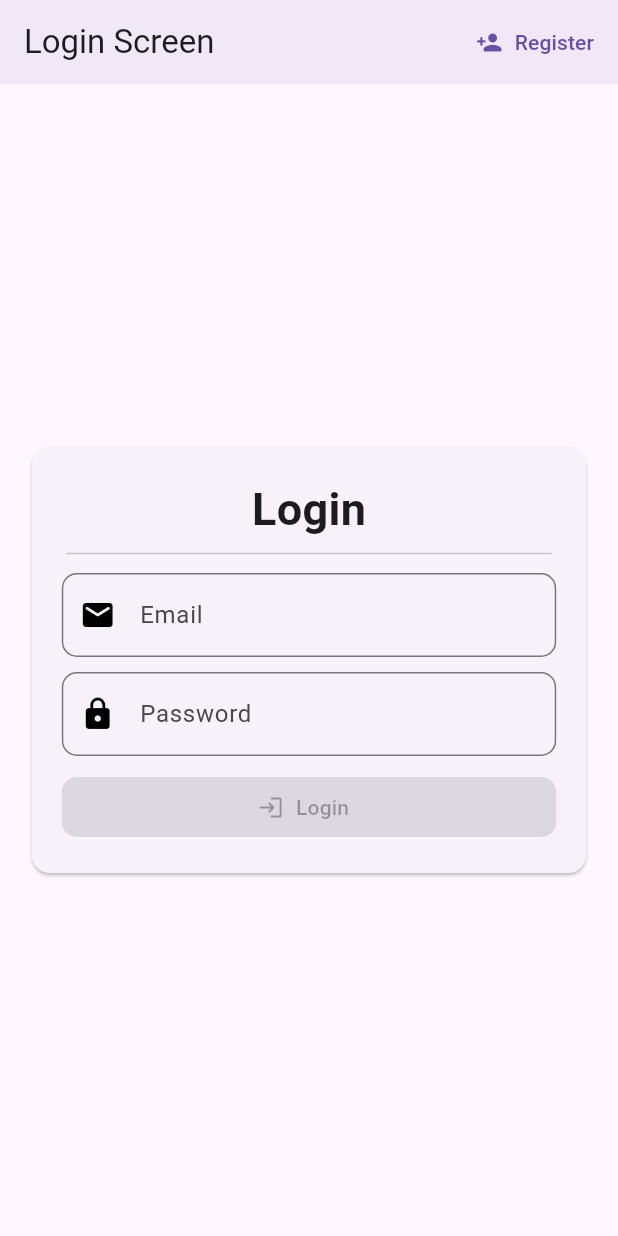
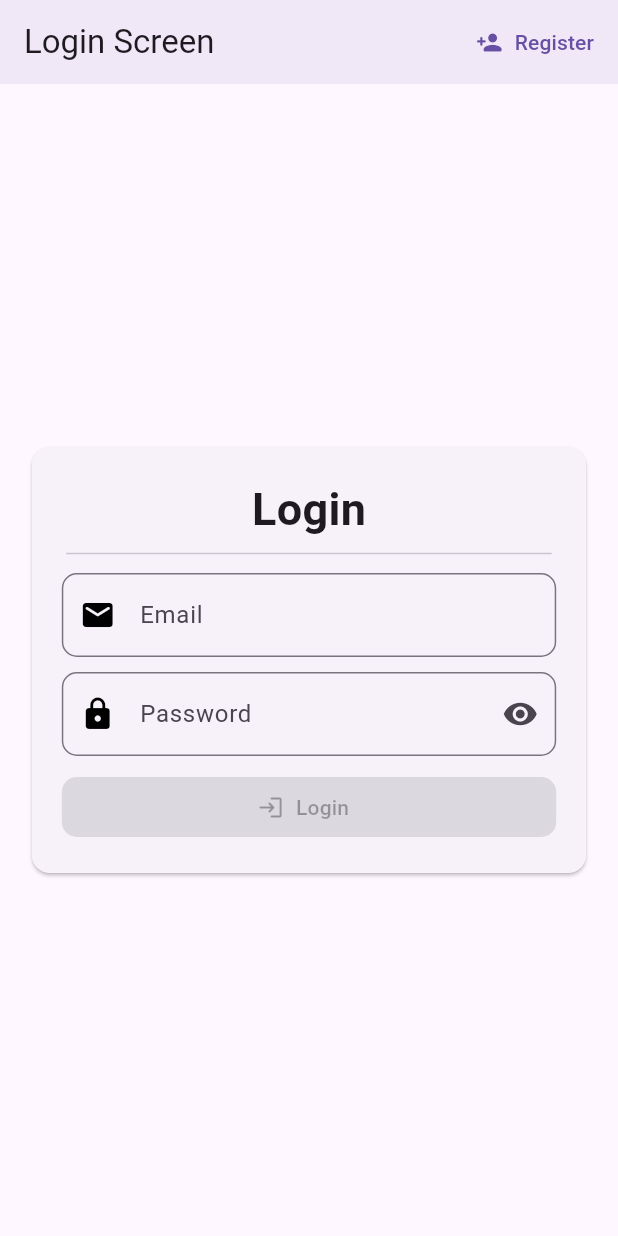
Before and after one commit to Miharin/flutter_praktek_dokter, a Flutter app: the screen it shows after launch, on a phone screen of 412 x 824 dp. Run offline on Flutter 3.47's test engine with Material 3 defaults, Android fonts, the phone set to English and light mode, and no system bars; our stand-ins replace cloud_firestore, firebase_auth, firebase_core, gap, get; accounts and stored records are empty.

Commit message:
show and hidden

```diff
--- a/lib/screens/auth/login.dart
+++ b/lib/screens/auth/login.dart
@@ -36,7 +36,13 @@ class LoginScreen extends StatelessWidget {
           () => CustomTextField(
               label: "Token",
               constraints: constrained,
-              obscureText: true,
+              suffixIcon: IconButton(
+                icon: Icon(_authController.showToken.value
+                    ? Icons.visibility_off
+                    : Icons.visibility),
+                onPressed: () => _authController.showTokenToggle(),
+              ),
+              obscureText: _authController.showToken.value ? false : true,
               onChanged: (value) => _authController.setAuth(
                     'token',
                     _authController.tokenController.text,
@@ -56,10 +62,12 @@ class LoginScreen extends StatelessWidget {
             child: const Text("Cancel"),
           ),
           TextButton(
-            onPressed: () {
-              _authController.signIn();
-              Get.back();
-            },
+            onPressed: _authController.disabledLoginButton.value
+                ? null
+                : () {
+                    _authController.signIn();
+                    Get.back();
+                  },
             child: const Text("Login"),
           ),
         ],
@@ -95,7 +103,13 @@ class LoginScreen extends StatelessWidget {
                     "Password Harus Memiliki Panjang Minimal 8 Karakter atau Numerik",
                 constraints: constrained,
                 icon: Icons.lock_rounded,
-                obscureText: true,
+                suffixIcon: IconButton(
+                  icon: Icon(_authController.showPassword.value
+                      ? Icons.visibility_off
+                      : Icons.visibility),
+                  onPressed: () => _authController.showPasswordToggle(),
+                ),
+                obscureText: _authController.showPassword.value ? false : true,
               ),
             ],
           ));
--- a/lib/widget/custom_text_field/custom_text_field.dart
+++ b/lib/widget/custom_text_field/custom_text_field.dart
@@ -2,8 +2,8 @@ import 'package:flutter/material.dart';
 import 'package:flutter/services.dart';
 
 class CustomTextField extends StatelessWidget {
-  const CustomTextField(
-      {super.key,
+  const CustomTextField({
+    super.key,
     required this.label,
     required this.constraints,
     required this.onChanged,
@@ -13,7 +13,9 @@ class CustomTextField extends StatelessWidget {
     this.obscureText,
     this.icon,
     this.border,
-      this.type});
+    this.type,
+    this.suffixIcon,
+  });
 
   // Required Properties
   final TextEditingController controller;
@@ -25,6 +27,7 @@ class CustomTextField extends StatelessWidget {
 
   // Properties Optionals
   final IconData? icon;
+  final IconButton? suffixIcon;
   final bool? obscureText;
   final InputBorder? border;
   final TextInputType? type;
@@ -71,6 +74,7 @@ class CustomTextField extends StatelessWidget {
                     : Colors.black,
               )
             : null,
+        suffixIcon: suffixIcon,
         border: border ?? defaultBorder,
         label: Text(label),
         constraints: constraints,
```
Also changed, not shown: lib/helpers/auth/auth_helper.dart (+25 -3 lines). Lines whose indentation alone changed are shown as unchanged.
